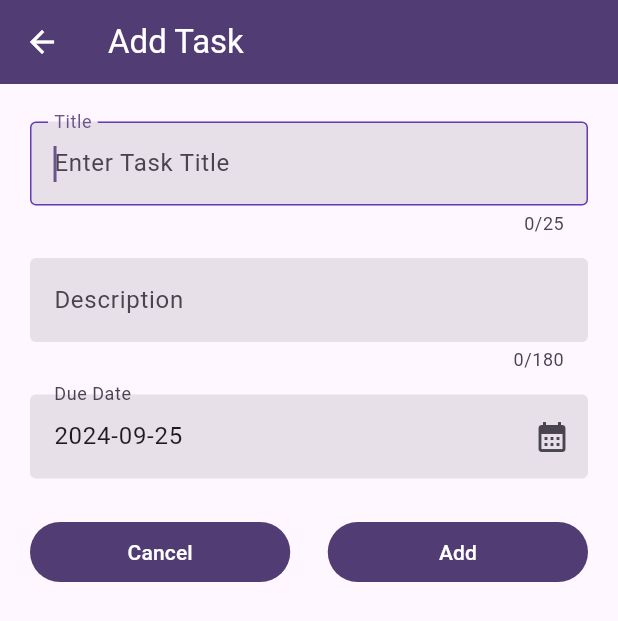
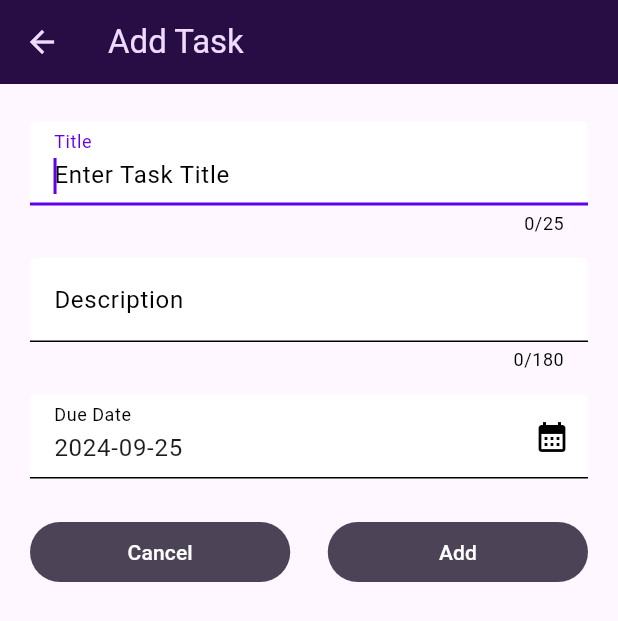
Before and after one commit to 13ARUN/Todo-Flutter, a Flutter app: the screen it shows after launch, after a tap on the "add" icon, on a phone screen of 412 x 824 dp. Shown: the top 621 px of the screen. Run offline on Flutter 3.47's test engine with Material 3 defaults, Android fonts, the phone set to English and light mode, and no system bars.

Commit message:
themeing

```diff
--- a/todo/lib/main.dart
+++ b/todo/lib/main.dart
@@ -2,12 +2,12 @@ import 'package:flutter/material.dart';
 import 'package:todo/pages/todomain_page.dart';
 
 var kColorScheme = ColorScheme.fromSeed(
-  seedColor: const Color.fromARGB(255, 138, 113, 181),
+  seedColor: const Color.fromARGB(255, 156, 86, 237),
 );
 
-var kDarkColorScheme = ColorScheme.fromSeed(
-  seedColor: const Color.fromARGB(255, 34, 255, 0),
-);
+// var kDarkColorScheme = ColorScheme.fromSeed(
+//   seedColor: const Color.fromARGB(255, 34, 62, 165),
+// );
 
 void main() {
   runApp(const MyApp());
@@ -22,42 +22,61 @@ class MyApp extends StatelessWidget {
       title: 'To-Do',
       debugShowCheckedModeBanner: false,
       darkTheme: ThemeData.dark().copyWith(
-        colorScheme: kDarkColorScheme,
+        colorScheme: const ColorScheme.dark(),
         brightness: Brightness.dark,
         appBarTheme: const AppBarTheme().copyWith(
-          backgroundColor: kDarkColorScheme.onPrimaryContainer,
-          foregroundColor: kDarkColorScheme.primaryContainer,
+          backgroundColor: kColorScheme.onPrimaryFixed,
+          foregroundColor: kColorScheme.primaryContainer,
+        ),
+        floatingActionButtonTheme: FloatingActionButtonThemeData(
+          backgroundColor: kColorScheme.inversePrimary,
+        ),
+        listTileTheme: ListTileThemeData(
+          iconColor: kColorScheme.surfaceBright,
+          tileColor: kColorScheme.onSurface,
+        ),
+        popupMenuTheme: PopupMenuThemeData(
+          color: kColorScheme.onSurface,
+        ),
+        filledButtonTheme: FilledButtonThemeData(
+          style: ButtonStyle(
+            backgroundColor:
+                WidgetStatePropertyAll(kColorScheme.onSecondaryFixedVariant),
+            foregroundColor: WidgetStatePropertyAll(kColorScheme.onPrimary),
+          ),
         ),
       ),
       theme: ThemeData().copyWith(
-        colorScheme: kColorScheme,
+        colorScheme: const ColorScheme.light(),
+        brightness: Brightness.light,
         appBarTheme: const AppBarTheme().copyWith(
-          backgroundColor: kColorScheme.onPrimaryContainer,
-          foregroundColor: kColorScheme.onPrimary,
+          backgroundColor: kColorScheme.onPrimaryFixed,
+          foregroundColor: kColorScheme.primaryContainer,
         ),
         floatingActionButtonTheme: FloatingActionButtonThemeData(
-          backgroundColor: kColorScheme.inversePrimary,
+          backgroundColor: kColorScheme.onPrimaryFixedVariant,
         ),
         checkboxTheme: const CheckboxThemeData().copyWith(
           checkColor: WidgetStatePropertyAll(kColorScheme.onPrimary),
         ),
         snackBarTheme: SnackBarThemeData(
           backgroundColor: kColorScheme.onPrimaryContainer,
-          actionTextColor: kColorScheme.onPrimary,
         ),
         listTileTheme: ListTileThemeData(
             iconColor: kColorScheme.onPrimaryContainer,
-            tileColor: kColorScheme.surfaceContainerHigh),
+            tileColor: kColorScheme.surfaceContainerHighest),
         filledButtonTheme: FilledButtonThemeData(
           style: ButtonStyle(
             backgroundColor:
-                WidgetStatePropertyAll(kColorScheme.onPrimaryContainer),
-            foregroundColor:
-                WidgetStatePropertyAll(kColorScheme.onPrimary),
+                WidgetStatePropertyAll(kColorScheme.onSecondaryFixedVariant),
+            foregroundColor: WidgetStatePropertyAll(kColorScheme.onPrimary),
           ),
         ),
+        popupMenuTheme: PopupMenuThemeData(
+          color: kColorScheme.surfaceContainerHighest,
+        ),
       ),
-      themeMode: ThemeMode.light,
+      themeMode: ThemeMode.system,
       home: const TodoMainPage(),
     );
   }
--- a/todo/lib/pages/taskinput_page.dart
+++ b/todo/lib/pages/taskinput_page.dart
@@ -97,11 +97,6 @@ class _TaskInputState extends State<TaskInput> {
                     labelText: 'Title',
                     hintText: 'Enter Task Title',
                     filled: true,
-                    enabledBorder: OutlineInputBorder(
-                      borderSide: BorderSide.none,
-                    ),
-                    focusedBorder: OutlineInputBorder(
-                        borderSide: BorderSide(color: Colors.deepPurple)),
                   ),
                   validator: (value) {
                     if (value == null || value.isEmpty) {
@@ -127,11 +122,7 @@ class _TaskInputState extends State<TaskInput> {
                     labelText: 'Description',
                     hintText: 'Enter Task Description',
                     filled: true,
-                    enabledBorder: OutlineInputBorder(
-                      borderSide: BorderSide.none,
-                    ),
-                    focusedBorder: OutlineInputBorder(
-                        borderSide: BorderSide(color: Colors.deepPurple)),
+
                   ),
                 ),
                 const SizedBox(
@@ -145,11 +136,6 @@ class _TaskInputState extends State<TaskInput> {
                     label: Text('Due Date'),
                     hintText: 'Enter Task Description',
                     filled: true,
-                    enabledBorder: OutlineInputBorder(
-                      borderSide: BorderSide.none,
-                    ),
-                    focusedBorder: OutlineInputBorder(
-                        borderSide: BorderSide(color: Colors.deepPurple)),
                     suffixIcon: Icon(
                       Icons.calendar_month,
                     ),
@@ -167,7 +153,6 @@ class _TaskInputState extends State<TaskInput> {
                         onPressed: () {
                           Navigator.pop(context);
                         },
-
                         child: const Text('Cancel'),
                       ),
                     ),
--- a/todo/lib/pages/todomain_page.dart
+++ b/todo/lib/pages/todomain_page.dart
@@ -117,6 +117,7 @@ class TodoMainPageState extends State<TodoMainPage> {
     setState(() {
       _deletedTasksBackup = List.from(_tasks); // Backup tasks in case of undo
       _tasks.clear();
+      Navigator.pop(context);
     });
     _showSnackBar(
       'All tasks deleted',
@@ -138,16 +139,14 @@ class TodoMainPageState extends State<TodoMainPage> {
       crossAxisAlignment: CrossAxisAlignment.stretch,
       children: [
         SizedBox(
-          height: 200,
+          height: 250,
           width: 200,
           child: Image.asset('assets/images/notask.png'),
         ),
-        Center(
+        const Center(
           child: Text(
             "Click on + icon to create a new task!",
-            textScaler: const TextScaler.linear(1.2),
-            style: TextStyle(
-                color: Theme.of(context).colorScheme.onPrimaryContainer),
+            textScaler: TextScaler.linear(1.2),
           ),
         )
       ],
@@ -164,16 +163,32 @@ class TodoMainPageState extends State<TodoMainPage> {
 
     return Scaffold(
       appBar: AppBar(
-        title: const Text('ToDo App'),
+        title: const Text('Task Manager'),
         actions: [
-          IconButton(
-            onPressed: _tasks.isNotEmpty
-                ? () {
-                    _confirmDeleteAll();
-                  }
-                : null,
-            icon: const Icon(Icons.delete),
-          ),
+          PopupMenuButton(
+            position: PopupMenuPosition.under,
+            itemBuilder: (context) => [
+              if (_tasks.isNotEmpty)
+                PopupMenuItem(
+                  child: ListTile(
+                    leading: const Icon(Icons.delete),
+                    title: const Text('Delete all'),
+                    onTap: _tasks.isNotEmpty
+                        ? () {
+                            _confirmDeleteAll();
+                          }
+                        : null,
+                  ),
+                ),
+              PopupMenuItem(
+                child: ListTile(
+                  leading: const Icon(Icons.settings),
+                  title: const Text('Settings'),
+                  onTap: () => Navigator.pop(context),
+                ),
+              ),
+            ],
+          )
         ],
       ),
       floatingActionButton: FloatingActionButton(
```
Also changed, not shown: todo/lib/widgets/taskitem.dart (+28 -4 lines).
